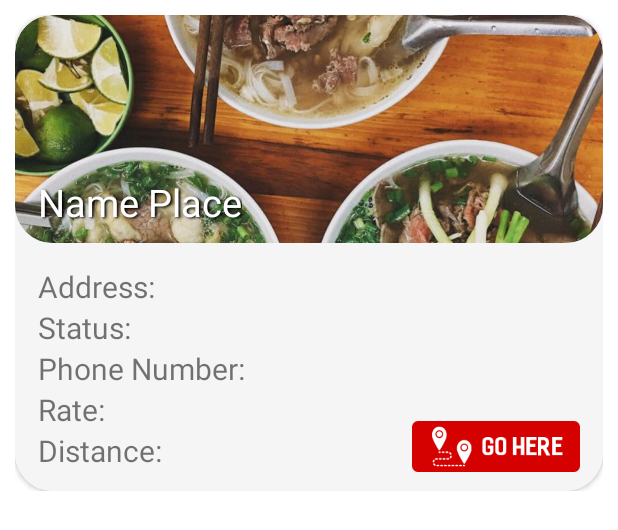
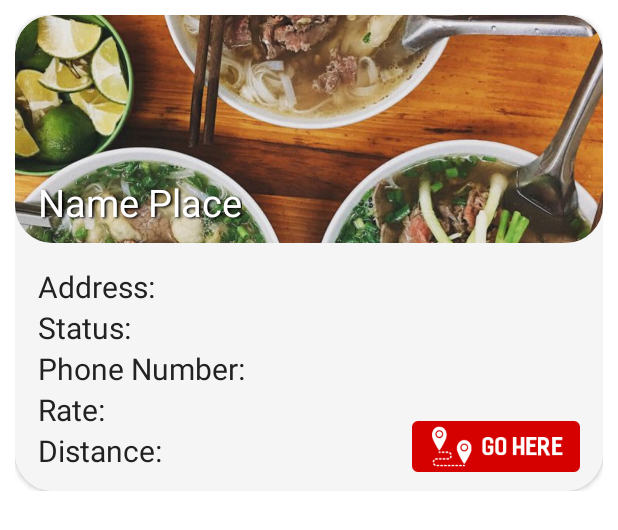
Before and after one commit to quoccuongpresent244/Food-ing, an Android app: the layout item.xml on its own in the app's theme, with its tools: preview values and no code run, on a phone screen of 412 x 824 dp. Shown: the top 530 px of the screen. Run offline under Robolectric (Android 15) with nearby library versions, the phone set to English and light mode, and no system bars.

Commit message:
merge quoc

```diff
--- a/FINAL PROJECT/app/src/main/res/layout/item.xml
+++ b/FINAL PROJECT/app/src/main/res/layout/item.xml
@@ -103,35 +103,40 @@
                         android:layout_height="wrap_content"
                         android:layout_marginTop="10dp"
                         android:text="Address: "
-                        android:textSize="20dp" />
+                        android:textSize="20dp"
+                        android:textColor="@color/text"
+                        />
 
                     <TextView
                         android:id="@+id/hour_open"
                         android:layout_width="wrap_content"
                         android:layout_height="wrap_content"
                         android:text="Status: "
-                        android:textSize="20dp" />
+                        android:textSize="20dp"
+                        android:textColor="@color/text"/>
 
                     <TextView
                         android:id="@+id/user_rating"
                         android:layout_width="wrap_content"
                         android:layout_height="wrap_content"
                         android:text="Phone Number: "
-                        android:textSize="20dp" />
+                        android:textSize="20dp"
+                        android:textColor="@color/text"/>
 
                     <TextView
                         android:id="@+id/rating"
                         android:layout_width="wrap_content"
                         android:layout_height="wrap_content"
                         android:text="Rate: "
-
+                        android:textColor="@color/text"
                         android:textSize="20dp" />
                     <TextView
                         android:id="@+id/distance"
                         android:layout_width="wrap_content"
                         android:layout_height="wrap_content"
                         android:text="Distance: "
-                        android:textSize="20dp" />
+                        android:textSize="20dp"
+                        android:textColor="@color/text"/>
                 </LinearLayout>
 
                 <ImageView
--- a/FINAL PROJECT/app/src/main/res/values/colors.xml
+++ b/FINAL PROJECT/app/src/main/res/values/colors.xml
@@ -23,5 +23,5 @@
     <color name="primary_dark">#9b0000</color>
 
 
-    <color name="text">#fafafa</color>
+    <color name="text">#222222</color>
 </resources>
```
Also changed, not shown: 1 other file.
